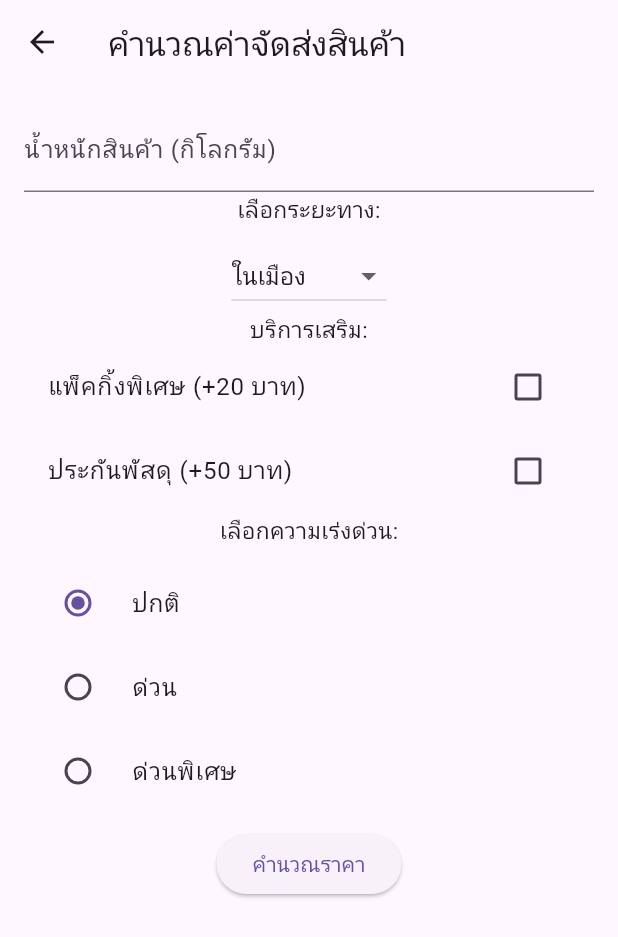
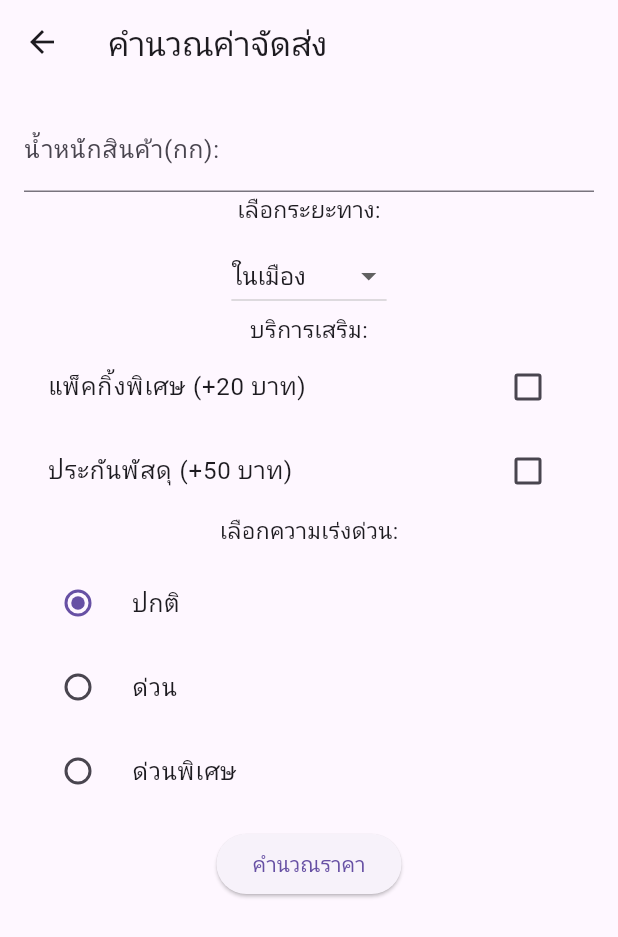
Before and after one commit to nonamegold/final_exam_630710334, a Flutter app: the HomeScreen screen opened directly, after a tap on "คำนวณค่าจัดส่ง", on a phone screen of 412 x 824 dp. Shown: the top 937 px of the screen. Run offline on Flutter 3.47's test engine with Material 3 defaults, Android fonts, the phone set to English and light mode, and no system bars; network calls fail.

Commit message:
final_exam630710334

```diff
--- a/lib/final/answer2.dart
+++ b/lib/final/answer2.dart
@@ -38,14 +38,14 @@ class _ShippingCalculatorScreenState extends State<ShippingCalculatorScreen> {
     double totalCost = baseCost + extraCost + speedCost;
 
     setState(() {
-      result = "ค่าจัดส่งทั้งหมด: ${totalCost.toStringAsFixed(2)} บาท";
+      result = "ค่าจัดส่งทั้งหมด: ฿ ${totalCost.toStringAsFixed(2)}";
     });
   }
 
   @override
   Widget build(BuildContext context) {
     return Scaffold(
-      appBar: AppBar(title: Text("คำนวณค่าจัดส่งสินค้า")),
+      appBar: AppBar(title: Text("คำนวณค่าจัดส่ง")),
       body: Padding(
         padding: EdgeInsets.all(16.0),
         child: Column(
@@ -53,12 +53,12 @@ class _ShippingCalculatorScreenState extends State<ShippingCalculatorScreen> {
             TextField(
               controller: weightController,
               keyboardType: TextInputType.number,
-              decoration: InputDecoration(labelText: "น้ำหนักสินค้า (กิโลกรัม)"),
+              decoration: InputDecoration(labelText: "น้ำหนักสินค้า(กก):"),
             ),
             Text(
-              "เลือกระยะทาง:",
+              'เลือกระยะทาง:',
+              style: const TextStyle(fontSize: 15),
               textAlign: TextAlign.left,
-              style: const TextStyle(fontSize: 15),
             ),
             SizedBox(height: 10),
             DropdownButton<String>(
--- a/lib/final/main.dart
+++ b/lib/final/main.dart
@@ -20,7 +20,7 @@ class HomeScreen extends StatelessWidget {
   @override
   Widget build(BuildContext context) {
     return Scaffold(
-      appBar: AppBar(title: Text("แอป Mobile Development")),
+      appBar: AppBar(title: Text("ข้อสอบไฟนอลMobile")),
       body:  Center(
         child: Column(
         mainAxisAlignment: MainAxisAlignment.center,
```
Also changed, not shown: lib/final/answer1.dart (+1 -18 lines).
